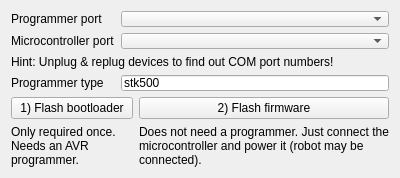
First picture: the form in Source/flashtool/flashtool.ui, repository igusGmbH/igusMotionEditor, before the edit.
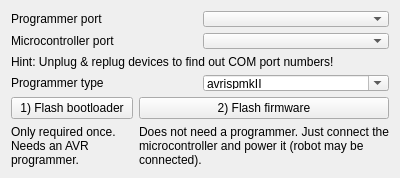
Second picture: the form after the edit.

Patch:
```diff
--- a/Source/flashtool/flashtool.ui
+++ b/Source/flashtool/flashtool.ui
@@ -51,10 +51,20 @@
       </widget>
      </item>
      <item row="3" column="1">
-      <widget class="QLineEdit" name="progTypeEdit">
+      <widget class="QComboBox" name="progTypeBox">
+       <property name="editable">
+        <bool>true</bool>
+       </property>
+       <item>
+        <property name="text">
+         <string>avrispmkII</string>
+        </property>
+       </item>
+       <item>
        <property name="text">
         <string>stk500</string>
        </property>
+       </item>
       </widget>
      </item>
     </layout>
```
Lines whose indentation alone changed are shown as unchanged.
